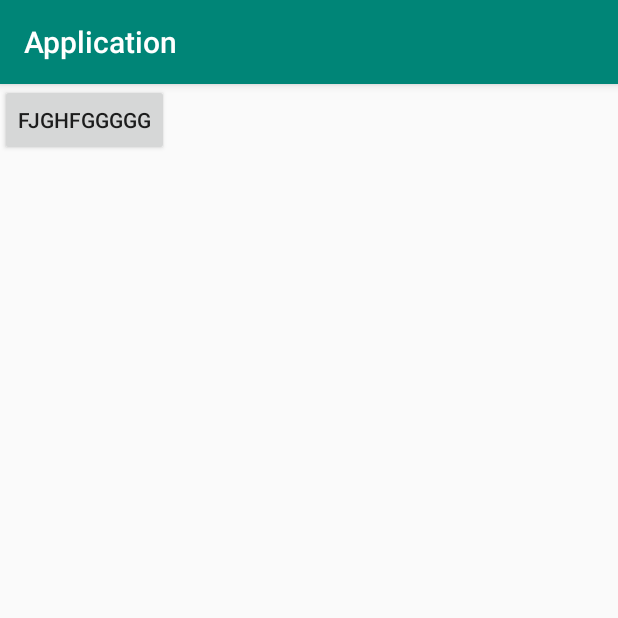
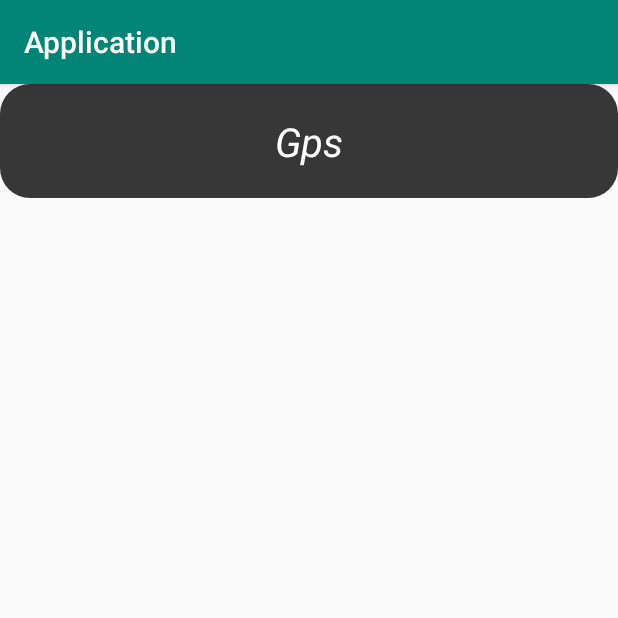
Before and after one commit to emon2002926/ScTc, an Android app: the screen it shows after launch (home), on a phone screen of 412 x 824 dp, the top half of it. Run offline under Robolectric (Android 15) with nearby library versions, the phone set to English and light mode, and no system bars; 1 statement that could not run was skipped.

```diff
--- a/app/build.gradle
+++ b/app/build.gradle
@@ -22,6 +22,8 @@ dependencies {
     implementation fileTree(dir: 'libs', include: ['*.jar'])
     implementation 'com.android.support:appcompat-v7:28.0.0'
     implementation 'com.android.support.constraint:constraint-layout:1.1.3'
+    implementation 'com.google.android.gms:play-services-maps:16.1.0'
+    implementation 'com.google.android.gms:play-services-location:16.0.0'
     testImplementation 'junit:junit:4.12'
     androidTestImplementation 'com.android.support.test:runner:1.0.2'
     androidTestImplementation 'com.android.support.test.espresso:espresso-core:3.0.2'
--- /dev/null
+++ b/app/src/main/res/drawable/very.xml
@@ -0,0 +1,14 @@
+<?xml version="1.0" encoding="utf-8"?>
+<shape xmlns:android="http://schemas.android.com/apk/res/android"
+    android:shape="rectangle" >
+
+    <solid android:color="@color/bgt"/>
+
+    <corners android:radius="20dp"/>
+    <padding android:left="20dp"
+        android:right="20dp"
+        android:bottom="20dp"
+        android:top="20dp"/>
+
+
+</shape>
--- a/app/src/main/res/layout/activity_home.xml
+++ b/app/src/main/res/layout/activity_home.xml
@@ -9,12 +9,20 @@ android:layout_width="match_parent"
 android:layout_height="match_parent"
 tools:context=".MainActivity">
 
-    <Button
-        android:layout_width="wrap_content"
+    <TextView
+        android:id="@+id/Gps"
+        android:layout_width="match_parent"
         android:layout_height="wrap_content"
-        android:id="@+id/gg"
-        android:onClick="graphic"
-        android:text="fjghfggggg"/>
+        android:layout_marginBottom="8dp"
+        android:background="@drawable/very"
+        android:gravity="center"
+        android:textColor="#fff"
+        android:text="Gps"
+        android:onClick="Maps"
+        android:textSize="40px"
+        android:textStyle="italic" />
+
+
 
 
 </RelativeLayout>
--- a/app/src/main/res/values/colors.xml
+++ b/app/src/main/res/values/colors.xml
@@ -3,5 +3,5 @@
     <color name="colorPrimary">#008577</color>
     <color name="colorPrimaryDark">#00574B</color>
     <color name="colorAccent">#D81B60</color>
-
+    <color name="bgt">#373737</color>
 </resources>
--- a/app/src/main/res/values/strings.xml
+++ b/app/src/main/res/values/strings.xml
@@ -1,3 +1,4 @@
 <resources>
     <string name="app_name">Application</string>
+    <string name="title_activity_maps">Map</string>
 </resources>
--- a/build.gradle
+++ b/build.gradle
@@ -7,7 +7,7 @@ buildscript {
 
     }
     dependencies {
-        classpath 'com.android.tools.build:gradle:3.3.1'
+        classpath 'com.android.tools.build:gradle:3.4.0'
 
         // NOTE: Do not place your application dependencies here; they belong
         // in the individual module build.gradle files
```
Also changed, not shown: app/src/debug/res/menu/main_activity_menu.xml (added, +13 -0 lines), app/src/debug/res/values/google_maps_api.xml (added, +26 -0 lines), app/src/main/AndroidManifest.xml (+25 -1 lines), app/src/main/java/com/pluto/application/Maps.java (added, +69 -0 lines), app/src/main/java/com/pluto/application/home.java (+18 -2 lines), app/src/main/res/layout/activity_maps.xml (added, +9 -0 lines), app/src/main/res/drawable/map.png (added), gradle/wrapper/gradle-wrapper.properties, 1 other file.
